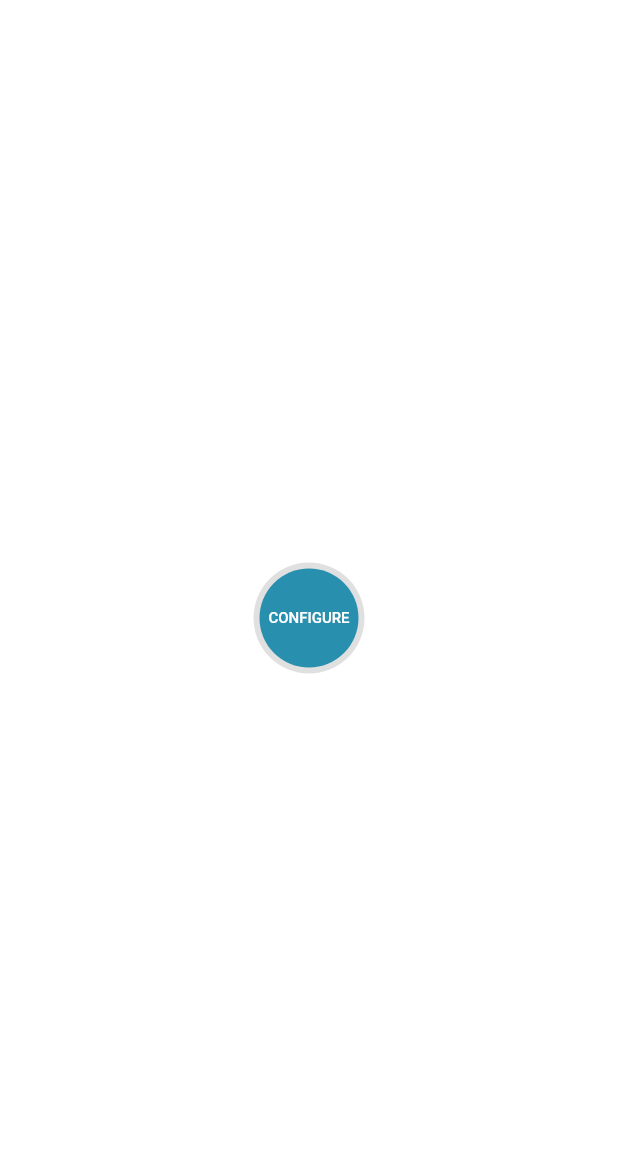
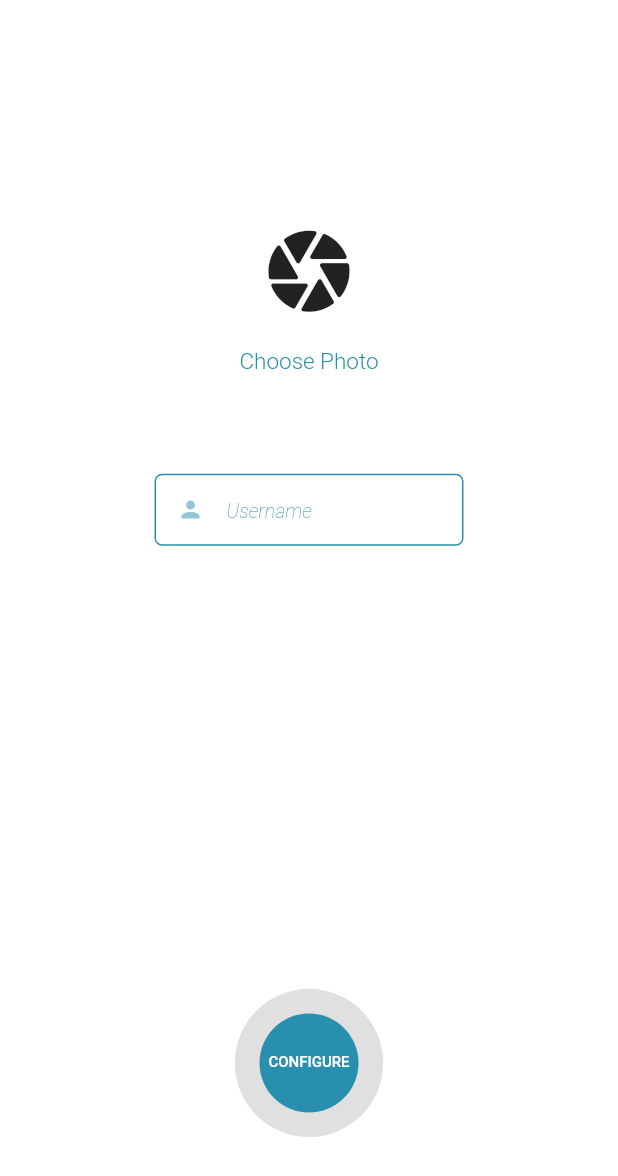
Before and after one commit to Trihz/mysecretary, a Flutter app: the screen it shows after launch, on a phone screen of 412 x 824 dp. Shown: the top 1176 px of the screen. Run offline on Flutter 3.47's test engine with Material 2 defaults, Android fonts, the phone set to English and light mode, and no system bars; our stand-ins replace animated_splash_screen, flutter_switch, fluttertoast, hive, hive_flutter and 2 more; missing offline and left inert: dart:ffi; accounts and stored records are empty.

Commit message:
Configuration Details

```diff
--- a/lib/configuration/configuration_ui.dart
+++ b/lib/configuration/configuration_ui.dart
@@ -1,6 +1,7 @@
 import 'package:flutter/material.dart';
 import 'package:flutter_switch/flutter_switch.dart';
 import 'package:fluttertoast/fluttertoast.dart';
+import 'package:mysecretary/configuration/configuration_logic.dart';
 import 'package:mysecretary/homescreen/homescreen_ui.dart';
 
 class ConfigurationScreen extends StatefulWidget {
@@ -40,16 +41,104 @@ class _ConfigurationScreenState extends State<ConfigurationScreen> {
 
   //function to display the configure screen
   Widget configureScreen() {
-    return isConfigured ? configureButton() : const HomeScreen();
+    return isConfigured ? configureScreenDisplay() : const HomeScreen();
   }
 
   // function to display the configure button
-  Widget configureButton() {
-    return GestureDetector(
+  Widget configureScreenDisplay() {
+    return Container(
+      height: MediaQuery.of(context).size.height * 1,
+      width: MediaQuery.of(context).size.width * 1,
+      decoration: const BoxDecoration(color: Colors.transparent),
+      child: Column(
+        children: [
+          SizedBox(height: MediaQuery.of(context).size.height * 0.1),
+          Container(
+            height: MediaQuery.of(context).size.height * 0.4,
+            width: MediaQuery.of(context).size.width * 1,
+            decoration: const BoxDecoration(color: Colors.transparent),
+            child: Column(
+              mainAxisAlignment: MainAxisAlignment.spaceEvenly,
+              children: [
+                Container(
+                  height: MediaQuery.of(context).size.height * 0.17,
+                  width: MediaQuery.of(context).size.width * 0.3,
+                  decoration: const BoxDecoration(color: Colors.transparent),
+                  child: Column(
+                    mainAxisAlignment: MainAxisAlignment.spaceEvenly,
+                    children: [
+                      const Icon(
+                        Icons.camera_rounded,
+                        size: 65,
+                      ),
+                      Text(
+                        "Choose Photo",
+                        style: TextStyle(
+                            fontWeight: FontWeight.w300,
+                            color: mainColor,
+                            fontSize: 15),
+                      ),
+                    ],
+                  ),
+                ),
+                Container(
+                  height: MediaQuery.of(context).size.height * 0.06,
+                  width: MediaQuery.of(context).size.width * 0.5,
+                  decoration: const BoxDecoration(color: Colors.transparent),
+                  child: TextField(
+                    onChanged: (value) {
+                      setState(() {});
+                    },
+                    decoration: InputDecoration(
+                      isDense: true,
+                      contentPadding: const EdgeInsets.fromLTRB(10, 10, 10, 0),
+                      prefixIcon: Opacity(
+                        opacity: 0.5,
+                        child: Icon(
+                          Icons.person,
+                          color: mainColor,
+                        ),
+                      ),
+                      enabledBorder: OutlineInputBorder(
+                        borderRadius:
+                            const BorderRadius.all(Radius.circular(5)),
+                        borderSide: BorderSide(
+                          color: mainColor,
+                        ),
+                      ),
+                      focusedBorder: OutlineInputBorder(
+                        borderRadius:
+                            const BorderRadius.all(Radius.circular(5)),
+                        borderSide: BorderSide(
+                          color: mainColor,
+                        ),
+                      ),
+                      hintText: "Username",
+                      hintStyle: TextStyle(
+                          color: mainColor,
+                          fontStyle: FontStyle.italic,
+                          fontSize: 13,
+                          fontWeight: FontWeight.w100),
+                    ),
+                  ),
+                ),
+              ],
+            ),
+          ),
+          SizedBox(height: MediaQuery.of(context).size.height * 0.3),
+          Container(
+            height: MediaQuery.of(context).size.height * 0.12,
+            width: MediaQuery.of(context).size.width * 1,
+            decoration: const BoxDecoration(color: Colors.transparent),
+            child: GestureDetector(
               onLongPress: (() {
                 displayToast("App Configured Successfully");
+                ConfigurationLogic()
+                    .predefineKeyValue(); // predefine the key value to "0" during configuration
+                ConfigurationLogic().readData();
                 setState(() {
-          isConfiguredbuttonState = false;
+                  isConfiguredbuttonState =
+                      false; // set the state to false meaning that configuration has been done
                 });
               }),
               child: CircleAvatar(
@@ -61,9 +150,15 @@ class _ConfigurationScreenState extends State<ConfigurationScreen> {
                   child: Text(
                     "CONFIGURE",
                     style: TextStyle(
-                fontWeight: FontWeight.w500, color: textColor, fontSize: 10),
+                        fontWeight: FontWeight.w500,
+                        color: textColor,
+                        fontSize: 10),
                   ),
                 ),
+              ),
+            ),
+          ),
+        ],
       ),
     );
   }
@@ -101,19 +196,13 @@ class _ConfigurationScreenState extends State<ConfigurationScreen> {
               width: MediaQuery.of(context).size.width * 1,
               decoration: const BoxDecoration(color: Colors.transparent),
               child: Center(
-                child: ElevatedButton(
-                    onPressed: () {},
-                    style: ElevatedButton.styleFrom(
-                        primary: Colors.grey.shade300,
-                        onPrimary: Colors.black,
-                        shadowColor: Colors.grey,
-                        shape: const RoundedRectangleBorder(
-                            borderRadius:
-                                BorderRadius.all(Radius.circular(10)))),
-                    child: const Text(
-                      "CONTINUE",
-                      style: TextStyle(),
-                    )),
+                child: Text(
+                  "Restart the App to save changes",
+                  style: TextStyle(
+                      fontWeight: FontWeight.w600,
+                      color: mainColor,
+                      fontSize: 17),
+                ),
               )),
         ],
       ),
```
Also changed, not shown: lib/configuration/configuration_logic.dart (+41 -0 lines). Lines whose indentation alone changed are shown as unchanged.
